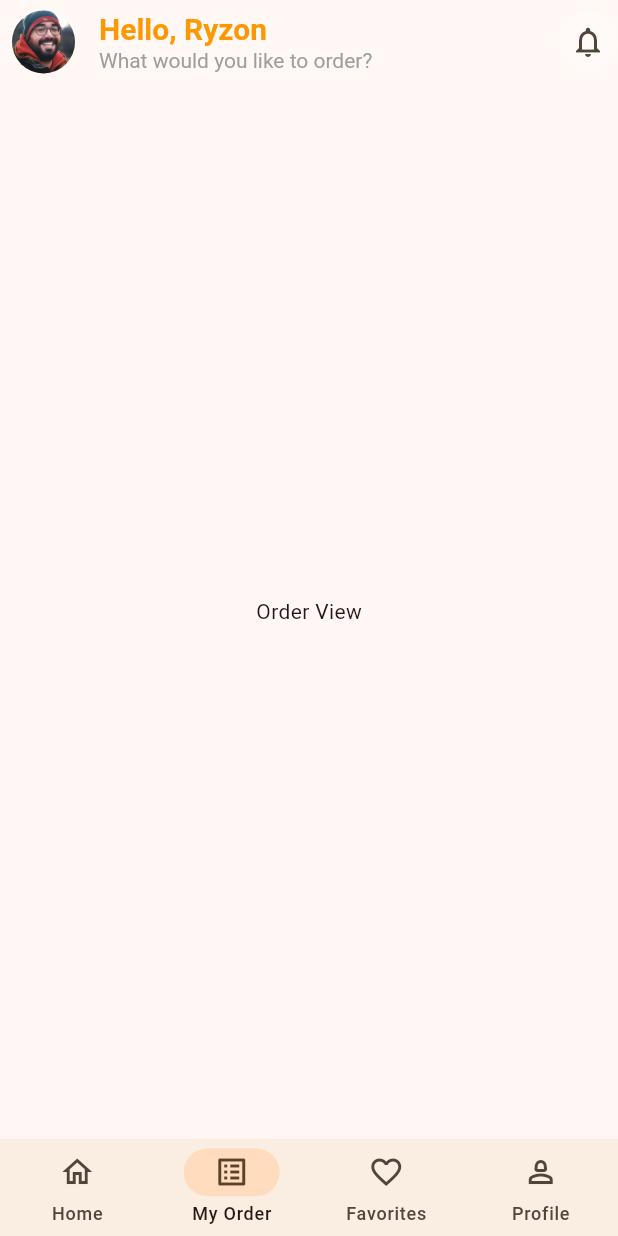
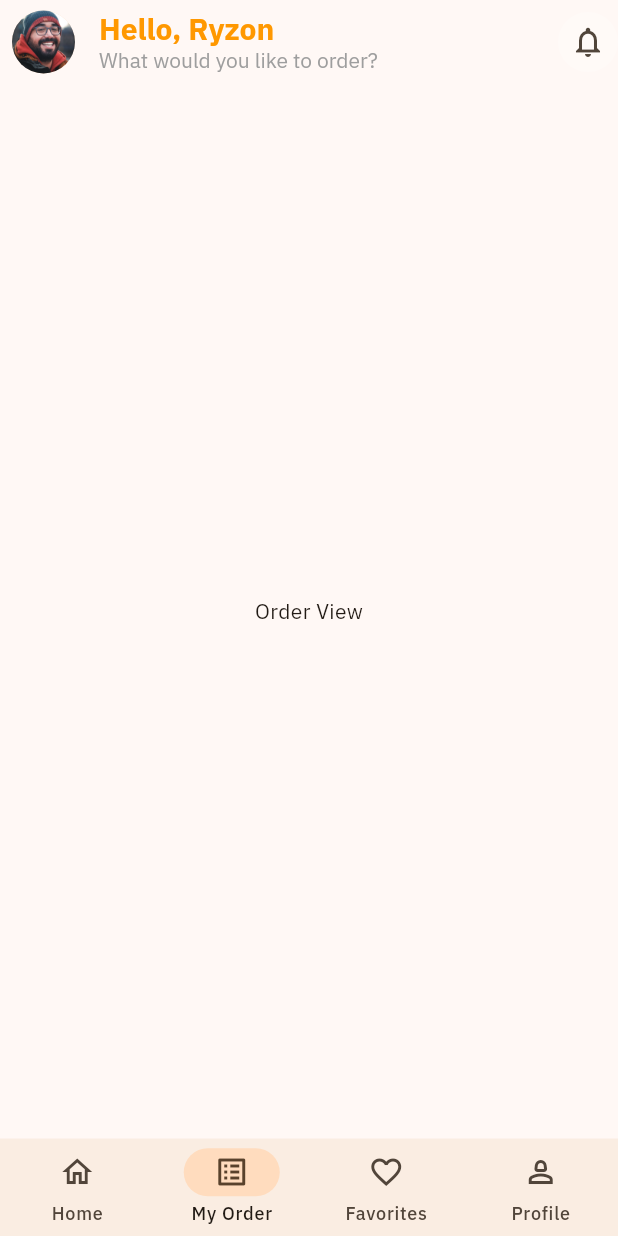
Before and after one commit to raffyamoguis/habhab, a Flutter app: the screen it shows after launch, item 2 of the bottom bar chosen, on a phone screen of 412 x 824 dp. Run offline on Flutter 3.47's test engine with Material 3 defaults, Android fonts, the phone set to English and light mode, and no system bars; our stand-ins replace google_fonts.

Commit message:
update: font

```diff
--- a/lib/main.dart
+++ b/lib/main.dart
@@ -2,6 +2,7 @@ import 'package:flutter/material.dart';
 import 'package:habhab/core/resources/app_colors.dart';
 import 'package:habhab/core/resources/app_strings.dart';
 import 'package:habhab/screens/home_screen.dart';
+import 'package:google_fonts/google_fonts.dart';
 
 void main() {
   runApp(const MyApp());
@@ -17,6 +18,7 @@ class MyApp extends StatelessWidget {
       title: AppStrings.appTitle,
       theme: ThemeData(
         colorScheme: ColorScheme.fromSeed(seedColor: AppColors.primary),
+        fontFamily: GoogleFonts.ibmPlexSans().fontFamily,
         useMaterial3: true,
       ),
       home: const Home(),
```
